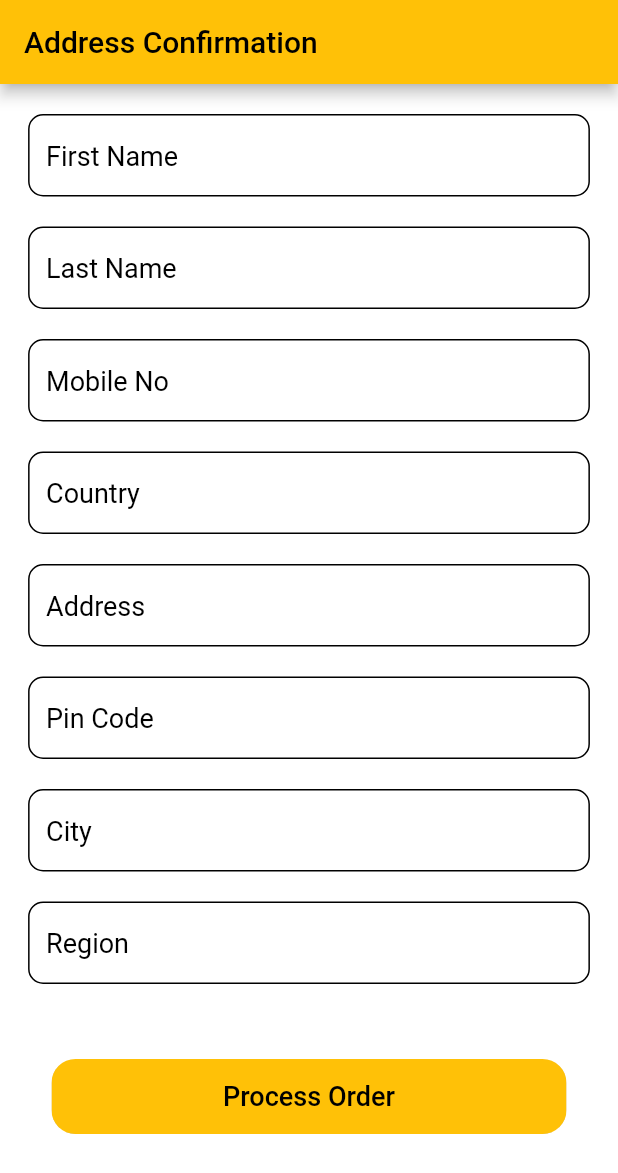
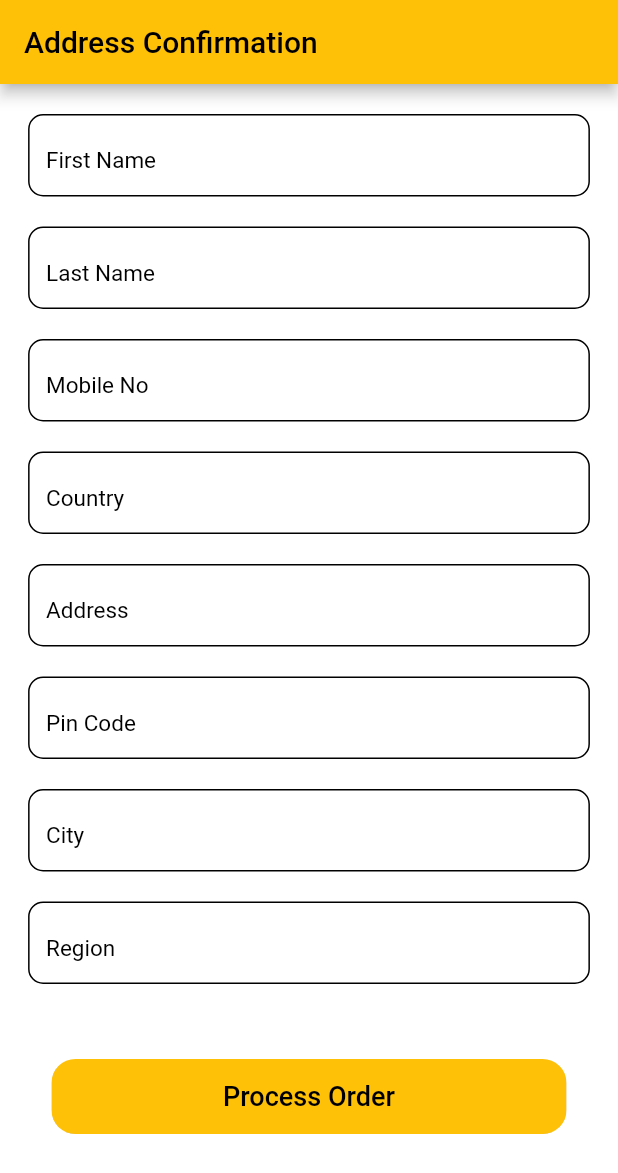
Before and after one commit to tusharhow/sandeep-jewelry-app, a Flutter app: the AddressConfirmation screen opened directly, on a phone screen of 412 x 824 dp. Shown: the top 1173 px of the screen. Run offline on Flutter 3.47's test engine with Material 2 defaults, Android fonts, the phone set to English and light mode, and no system bars; our stand-ins replace after_layout, carousel_pro, chips_choice, flutter_holo_date_picker, flutter_rating_bar, flutter_swiper and 7 more; missing offline and left inert: animation_wrappers, api_cache_manager, flutter_cart; accounts and stored records are empty.

Commit message:
Font size fixed

```diff
--- a/lib/components/address_text_field.dart
+++ b/lib/components/address_text_field.dart
@@ -21,7 +21,7 @@ class AddressTextField extends StatelessWidget {
             hintText: hint,
             hintStyle: TextStyle(
               color: Colors.black,
-              fontSize: 18,
+              fontSize: 15,
             ),
             filled: true,
             enabledBorder: OutlineInputBorder(
```
